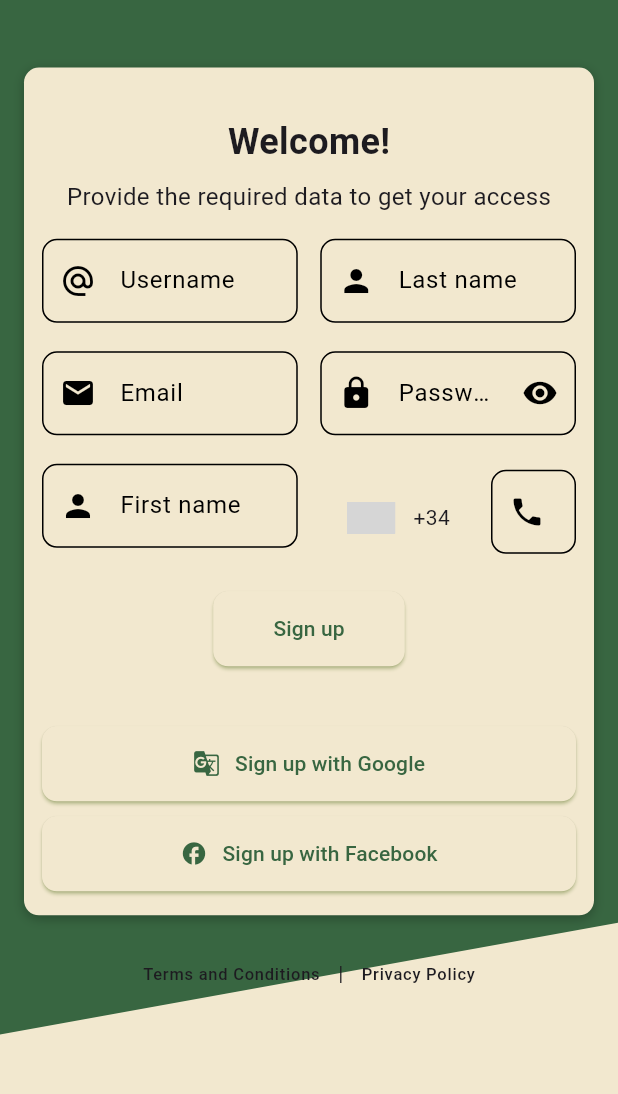
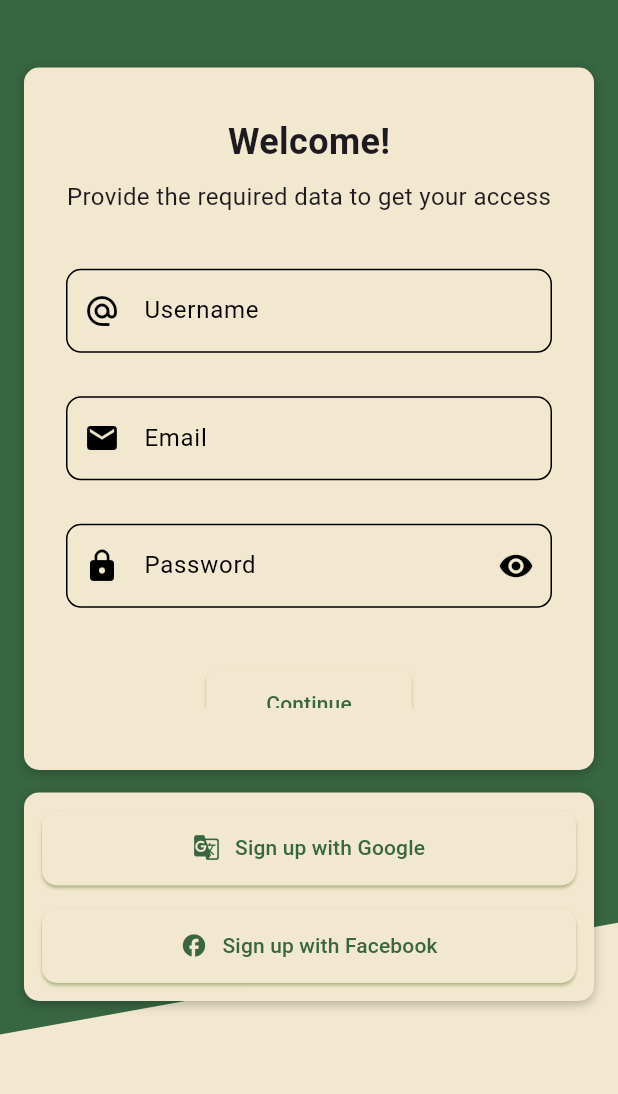
Before and after one commit to pablichoka/k_front, a Flutter app: the SignUpPage screen opened by its route, on a phone screen of 412 x 824 dp, the part 90-1184 px from its top. Run offline on Flutter 3.47's test engine with Material 3 defaults, Android fonts, the phone set to English and light mode, and no system bars; drawn by our look-alikes of intl_phone_number_input; our stand-ins replace flutter_secure_storage, infinite_carousel, sidebarx; missing offline and left inert: material_theme_builder; accounts and stored records are empty; grey boxes are pictures that could not be loaded.

Commit message:
Improve log in, sign up pages and index for mobile views

```diff
--- /dev/null
+++ b/lib/routes/forms/signup_form_mobile.dart
@@ -0,0 +1,221 @@
+import 'package:flutter/material.dart';
+import 'package:intl_phone_number_input/intl_phone_number_input.dart';
+import 'package:k_front/model/user.dart';
+import 'package:k_front/widgets/common/custom_text_field.dart';
+import 'package:k_front/widgets/common/phone_selector.dart';
+
+class SignUpFormMobile extends StatefulWidget {
+  final User newUser;
+  final GlobalKey<FormState> formKey;
+  final bool obscureText;
+  final Future<bool> Function() signup;
+  final BuildContext? navigationContext;
+  final TextEditingController phoneController;
+  final PhoneNumber number;
+
+  const SignUpFormMobile({
+    Key? key,
+    required this.newUser,
+    required this.formKey,
+    required this.obscureText,
+    required this.signup,
+    required this.navigationContext,
+    required this.phoneController,
+    required this.number
+  }) : super(key: key);
+
+  @override
+  SignUpFormMobileState createState() => SignUpFormMobileState();
+}
+
+class SignUpFormMobileState extends State<SignUpFormMobile> {
+  bool _obscureText = true;
+  final PageController _pageController = PageController();
+
+  @override
+  Widget build(BuildContext context) {
+    return Form(
+      key: widget.formKey,
+      child: Column(
+        children: [
+          SizedBox(height: MediaQuery.of(context).size.height * 0.02),
+          const Text(
+            'Welcome!',
+            style: TextStyle(
+              fontSize: 24,
+              fontWeight: FontWeight.bold
+            )
+          ),
+          SizedBox(height: MediaQuery.of(context).size.height * 0.01),
+          const Text(
+            'Provide the required data to get your access',
+            style: TextStyle(fontSize: 16)
+          ),
+          SizedBox(height: MediaQuery.of(context).size.height * 0.02),
+          SizedBox(
+            height: MediaQuery.of(context).size.height * 0.38,
+            child: PageView(
+              controller: _pageController,
+              physics: const NeverScrollableScrollPhysics(),
+              children: [
+                // First Phase
+                SingleChildScrollView(
+                  child: Column(
+                    mainAxisAlignment: MainAxisAlignment.spaceBetween,
+                    mainAxisSize: MainAxisSize.min,
+                    children: [
+                      const SizedBox(height: 20),
+                      CustomTextField(
+                        hintText: 'Username',
+                        icon: Icons.alternate_email,
+                        onSave: (value) {
+                          widget.newUser.username = value!;
+                        },
+                        validator: (value) {
+                          if (value == null || value.isEmpty) {
+                            return 'Please enter your username';
+                          }
+                          if (value.length < 6) {
+                            return 'Username must be at least 6 characters';
+                          }
+                          return null;
+                        },
+                        obscureText: false
+                      ),
+                      const SizedBox(height: 15),
+                      CustomTextField(
+                        hintText: 'Email',
+                        icon: Icons.email,
+                        onSave: (value) => widget.newUser.email = value!,
+                        validator: (value) {
+                          if (value == null || value.isEmpty) {
+                            return 'Please enter your email';
+                          }
+                          String pattern =
+                            r'^(([^<>()[\]\\.,;:\s@\"]+(\.[^<>()[\]\\.,;:\s@\"]+)*)|(\".+\"))@((\[[0-9]{1,3}\.[0-9]{1,3}\.[0-9]{1,3}\.[0-9]{1,3}\])|(([a-zA-Z\-0-9]+\.)+[a-zA-Z]{2,}))$';
+                          RegExp regex = RegExp(pattern);
+                          if (!regex.hasMatch(value)) {
+                            return 'Please enter a valid email';
+                          }
+                          return null;
+                        },
+                        obscureText: false
+                      ),
+                      const SizedBox(height: 15),
+                      CustomTextField(
+                        hintText: 'Password',
+                        icon: Icons.lock,
+                        obscureText: true,
+                        obscureTextToggle: _obscureText,
+                        onSave: (value) => widget.newUser.password = value!,
+                        validator: (value) {
+                          if (value == null || value.isEmpty) {
+                            return 'Please enter your password';
+                          }
+                          String invalidSymbol = r'[^\w.@]';
+                          String pattern = r'^(?=.*[A-Z])(?=.*[0-9])[A-Za-z0-9.@_]{8,}$';
+                          RegExp regex = RegExp(pattern);
+                          RegExp regex2 = RegExp(invalidSymbol);
+                          if (regex2.hasMatch(value)) {
+                            return 'Password contains invalid symbols';
+                          }
+                          else if (!regex.hasMatch(value)) {
+                            return 'Minimum 8 characters, one uppercase letter and one number';
+                          }
+                          return null;
+                        },
+                        toggleObscureText: () {
+                          setState(() {
+                              _obscureText = !_obscureText;
+                            }
+                          );
+                        }
+                      ),
+                      const SizedBox(height: 25),
+                      ElevatedButton(
+                        //TODO: check if the inputed data is unique on the DB. Needed endpoint.
+                        onPressed: () {
+                          if (widget.formKey.currentState!.validate()) {
+                            _pageController.nextPage(
+                              duration: const Duration(milliseconds: 300),
+                              curve: Curves.easeInOut
+                            );
+                          }
+                        },
+                        style: ElevatedButton.styleFrom(
+                          padding: const EdgeInsets.symmetric(horizontal: 40, vertical: 15),
+                          shape: RoundedRectangleBorder(
+                            borderRadius: BorderRadius.circular(10.0)
+                          )
+                        ),
+                        child: const Text('Continue')
+                      )
+                    ]
+                  )
+                ),
+                // Second Phase
+                SingleChildScrollView(
+                  child: Column(
+                    mainAxisSize: MainAxisSize.min,
+                    children: [
+                      const SizedBox(height: 20),
+                      CustomTextField(
+                        hintText: 'First name',
+                        icon: Icons.person,
+                        onSave: (value) => widget.newUser.firstName = value!,
+                        validator: (value) {
+                          if (value == null || value.isEmpty) {
+                            return 'Please enter your first name';
+                          }
+                          return null;
+                        },
+                        obscureText: false
+                      ),
+                      const SizedBox(height: 15),
+                      CustomTextField(
+                        hintText: 'Last name',
+                        icon: Icons.person,
+                        onSave: (value) => widget.newUser.lastName = value!,
+                        validator: (value) {
+                          if (value == null || value.isEmpty) {
+                            return 'Please enter your last name';
+                          }
+                          return null;
+                        },
+                        obscureText: false
+                      ),
+                      const SizedBox(height: 15),
+                      internationalPhoneNumberInput(
+                        widget.number, context, widget.phoneController, widget.newUser),
+                      const SizedBox(height: 25),
+                      ElevatedButton(
+                        onPressed: () async {
+                          if (widget.formKey.currentState!.validate()) {
+                            await widget.signup()
+                              ? Navigator.popAndPushNamed(
+                                widget.navigationContext!,
+                                '/'
+                              )
+                              : null;
+                          }
+                        },
+                        style: ElevatedButton.styleFrom(
+                          padding: const EdgeInsets.symmetric(horizontal: 40, vertical: 15),
+                          shape: RoundedRectangleBorder(
+                            borderRadius: BorderRadius.circular(10.0)
+                          )
+                        ),
+                        child: const Text('Sign up')
+                      )
+                    ]
+                  )
+                )
+              ]
+            ),
+          ),
+          const SizedBox(height: 25)
+        ]
+      ),
+    );
+  }
+}
--- a/lib/routes/pages/common/signup_page.dart
+++ b/lib/routes/pages/common/signup_page.dart
@@ -3,6 +3,7 @@ import 'package:intl_phone_number_input/intl_phone_number_input.dart';
 import 'package:k_front/controller/api_user_controller.dart';
 import 'package:k_front/model/user.dart';
 import 'package:k_front/routes/forms/signup_form.dart';
+import 'package:k_front/routes/forms/signup_form_mobile.dart';
 import 'package:k_front/utils/device_checker.dart';
 import 'package:k_front/widgets/common/legal_documents_button.dart';
 import 'package:k_front/controller/impl/api_user_controller_impl.dart';
@@ -254,12 +255,11 @@ class SignUpPageState extends State<SignUpPage> {
                         color: Theme.of(context).cardColor
                       ),
                       child: Padding(
-                        padding: const EdgeInsets.symmetric(vertical: 16.0),
+                        padding: const EdgeInsets.all(16.0),
                         child: Column(
                           children: [
                             Form(
-                              key: _formKey,
-                              child: SignUpForm(
+                              child: SignUpFormMobile(
                                 newUser: newUser,
                                 formKey: _formKey,
                                 obscureText: _obscureText,
@@ -268,27 +268,33 @@ class SignUpPageState extends State<SignUpPage> {
                                 phoneController: _phoneController,
                                 number: _number
                               )
-                            ),
-                            const SizedBox(height: 15),
-                            Center(
-                              child: Column(
-                                children: [
-                                  oAuth2Buttons(
-                                    text: 'Sign up with Google',
-                                    icon: Icons.g_translate),
-                                  const SizedBox(height: 10),
-                                  oAuth2Buttons(
-                                    text: 'Sign up with Facebook',
-                                    icon: Icons.facebook)
-                                ]
-                              )
                             )
                           ]
                         )
                       )
                     ),
                     const SizedBox(height: 15),
-                    LegalDocumentsButton()
+                    Center(
+                      child: Container(
+                        padding: const EdgeInsets.all(12.0),
+                        decoration: kContainerDecoration.copyWith(
+                          color: Theme.of(context).cardColor
+                        ),
+                        child: Column(
+                          children: [
+                            oAuth2Buttons(
+                              text: 'Sign up with Google',
+                              icon: Icons.g_translate
+                            ),
+                            const SizedBox(height: 15),
+                            oAuth2Buttons(
+                              text: 'Sign up with Facebook',
+                              icon: Icons.facebook
+                            )
+                          ]
+                        ),
+                      )
+                    )
                   ]
                 )
               )
```
Also changed, not shown: lib/routes/pages/common/login_page.dart (+24 -1 lines), lib/routes/pages/mobile/index_page.dart (+31 -45 lines).
